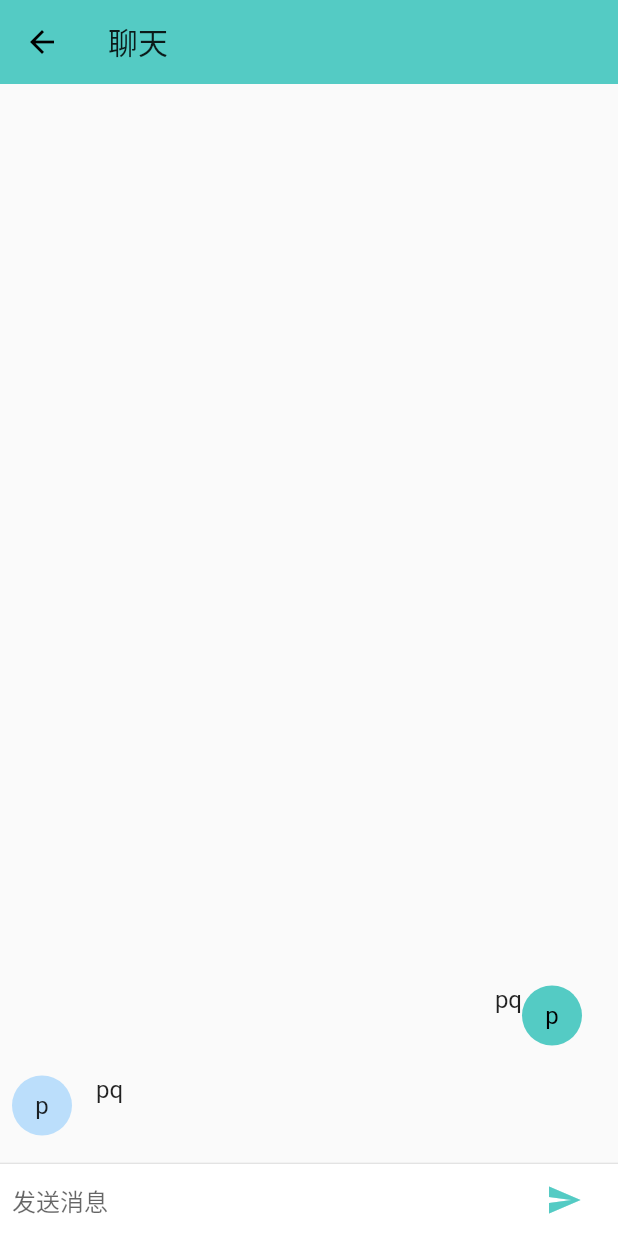
After one commit to PasserbyQ/flutter_boss, a Flutter app: the ChatScreen screen opened by its route, after a tap on the "send" icon, on a phone screen of 412 x 824 dp. The commit adds this screen. Run offline on Flutter 3.47's test engine with Material 2 defaults, Android fonts, the light colour scheme and no system bars; our stand-ins replace dio, flutter_easyrefresh; missing offline and left inert: barcode_scan; network calls fail; statements that could not run were skipped.

Commit message:
启动页、简单聊天界面

```diff
--- a/demo_flutter_boss/lib/Tabs.dart
+++ b/demo_flutter_boss/lib/Tabs.dart
@@ -1,7 +1,7 @@
 import 'package:demo_flutter_boss/common/config/config.dart';
 import 'package:demo_flutter_boss/widgets/company/company_page.dart';
 import 'package:demo_flutter_boss/widgets/job/job_page.dart';
-import 'package:demo_flutter_boss/widgets/message/MessagePage.dart';
+import 'package:demo_flutter_boss/widgets/message/message_page.dart';
 import 'package:demo_flutter_boss/widgets/my/my_page.dart';
 import 'package:flutter/cupertino.dart';
 import 'package:flutter/material.dart';
--- a/demo_flutter_boss/lib/routers/Routes.dart
+++ b/demo_flutter_boss/lib/routers/Routes.dart
@@ -1,6 +1,7 @@
 import 'package:demo_flutter_boss/tabs.dart';
 import 'package:demo_flutter_boss/widgets/company/company_detail_page.dart';
 import 'package:demo_flutter_boss/widgets/job/job_detail_page.dart';
+import 'package:demo_flutter_boss/widgets/message/chat_screen.dart';
 import 'package:flutter/material.dart';
 
 // 配置路由
@@ -8,7 +9,7 @@ final routes = {
   '/main': (context) => Tabs(),
   '/jobDetail': (context) => JobDetailPage(),
   '/companyDetail': (context) => CompanyDetailPage(),
-
+  'chat': (context) => ChatScreen(),
 };
 
 //监听处理
--- /dev/null
+++ b/demo_flutter_boss/lib/widgets/message/chat_left_message.dart
@@ -0,0 +1,49 @@
+import 'package:flutter/material.dart';
+import 'package:flutter/widgets.dart';
+
+const String _name = "pq";
+
+class ChatLeftMessage extends StatelessWidget {
+
+  const ChatLeftMessage({Key key, this.text, this.animationController}) : super(key: key);
+
+  final String text;
+  final AnimationController animationController;
+
+  @override
+  Widget build(BuildContext context) {
+    // TODO: implement build
+    return SizeTransition(
+      sizeFactor: CurvedAnimation(
+        parent: animationController,
+        curve: Curves.easeOut
+      ),
+      axisAlignment: 0.0,
+      child: Container(
+        margin: const EdgeInsets.symmetric(vertical: 10.0),
+        child: Row(
+          crossAxisAlignment: CrossAxisAlignment.start,
+          children: <Widget>[
+            new Container(
+              margin: const EdgeInsets.only(right: 16.0),
+              child: new CircleAvatar(child: new Text(_name[0])),
+            ),
+            new Column(
+              crossAxisAlignment: CrossAxisAlignment.start,
+              children: <Widget>[
+                new Text(_name, style: Theme.of(context).textTheme.subhead),
+                new Container(
+                  margin: const EdgeInsets.only(top: 5.0),
+                  child: new Text(text),
+                )
+              ]
+            )
+          ],
+        ),
+      ),
+
+    );
+  }
+
+
+}
--- /dev/null
+++ b/demo_flutter_boss/lib/widgets/message/chat_right_message.dart
@@ -0,0 +1,53 @@
+
+import 'package:demo_flutter_boss/common/config/config.dart';
+import 'package:flutter/material.dart';
+import 'package:flutter/widgets.dart';
+
+const String _name = "pq";
+
+class ChatRightMessage extends StatelessWidget {
+
+  const ChatRightMessage({Key key, this.text, this.animationController}) : super(key: key);
+
+  final String text;
+  final AnimationController animationController;
+
+  @override
+  Widget build(BuildContext context) {
+    // TODO: implement build
+    return SizeTransition(
+      sizeFactor: CurvedAnimation(
+        parent: animationController,
+        curve: Curves.easeOut
+      ),
+      axisAlignment: 0.0,
+      child: Container(
+        margin: const EdgeInsets.symmetric(vertical: 10.0),
+        child: Row(
+          mainAxisAlignment: MainAxisAlignment.end,
+          crossAxisAlignment: CrossAxisAlignment.start,
+          children: <Widget>[
+            new Column(
+              crossAxisAlignment: CrossAxisAlignment.end,
+              children: <Widget>[
+                new Text(_name, style: Theme.of(context).textTheme.subhead),
+                new Container(
+                  margin: const EdgeInsets.only(top: 5.0),
+                  child: new Text(text),
+                )
+              ]
+            ),
+            new Container(
+              margin: const EdgeInsets.only(right: 16.0),
+              child: new CircleAvatar(backgroundColor: Config.GREEN_COLOR,child: new Text(_name[0],style: TextStyle(color: Colors.black),)),
+            )
+
+          ],
+        ),
+      ),
+
+    );
+  }
+
+
+}
--- /dev/null
+++ b/demo_flutter_boss/lib/widgets/message/chat_screen.dart
@@ -0,0 +1,106 @@
+import 'package:demo_flutter_boss/common/config/config.dart';
+import 'package:flutter/material.dart';
+
+import 'chat_right_message.dart';
+import 'chat_left_message.dart';
+
+class ChatScreen extends StatefulWidget {
+  @override
+  State<StatefulWidget> createState() {
+    // TODO: implement createState
+    return _ChatScreenState();
+  }
+}
+
+class _ChatScreenState extends State<ChatScreen> with TickerProviderStateMixin {
+  final TextEditingController _textController = TextEditingController();
+  final List<Widget> _messages = <Widget>[];
+
+  @override
+  void dispose() {
+    // TODO: implement dispose
+    _textController.dispose();
+    for (ChatRightMessage message in _messages)
+      message.animationController.dispose();
+    super.dispose();
+  }
+
+  @override
+  Widget build(BuildContext context) {
+    // TODO: implement build
+    return Scaffold(
+      appBar: AppBar(
+        elevation: 0.0,
+        title: Text("聊天"),
+      ),
+      body: Container(
+          child: Column(
+            children: <Widget>[
+              Flexible(
+                child: ListView.builder(
+                  padding: new EdgeInsets.all(8.0),
+                  reverse: true,
+                  itemBuilder: (_, int index) => _messages[index],
+                  itemCount: _messages.length,
+                ),
+              ),
+              new Divider(height: 1.0),
+              new Container(
+                decoration: new BoxDecoration(
+                  color: Theme.of(context).cardColor,
+                ),
+                child: _buildTextComposer(),
+              )
+            ],
+          ),
+          decoration: Theme.of(context).platform == TargetPlatform.iOS
+              ? new BoxDecoration(
+                  border:
+                      new Border(top: new BorderSide(color: Colors.grey[200])))
+              : null),
+    );
+  }
+
+  Widget _buildTextComposer() {
+    return new Container(
+        margin: const EdgeInsets.symmetric(horizontal: 8.0),
+        child: new Row(children: <Widget>[
+          new Flexible(
+              child: new TextField(
+            controller: _textController,
+            onSubmitted: _handleSubmitted,
+            decoration: new InputDecoration.collapsed(hintText: '发送消息'),
+          )),
+          new Container(
+            margin: new EdgeInsets.symmetric(horizontal: 4.0),
+            child: new IconButton(
+                icon: new Icon(
+                  Icons.send,
+                  color: Config.GREEN_COLOR,
+                ),
+                onPressed: () => _handleSubmitted(_textController.text)),
+          )
+        ]));
+  }
+
+  void _handleSubmitted(String text) {
+    _textController.clear();
+
+    ChatRightMessage message1 = new ChatRightMessage(
+        text: text,
+        animationController: new AnimationController(
+            duration: new Duration(milliseconds: 700), vsync: this));
+
+    ChatLeftMessage message2 = new ChatLeftMessage(
+        text: text,
+        animationController: new AnimationController(
+            duration: new Duration(milliseconds: 700), vsync: this));
+
+    setState(() {
+      _messages.insert(0, message1);
+      _messages.insert(0, message2);
+    });
+    message1.animationController.forward();
+    message2.animationController.forward();
+  }
+}
--- a/demo_flutter_boss/lib/widgets/message/MessagePage.dart
+++ b/demo_flutter_boss/lib/widgets/message/message_page.dart
@@ -1,4 +1,4 @@
-import 'package:demo_flutter_boss/widgets/message/MessageCell.dart';
+import 'package:demo_flutter_boss/widgets/message/message_cell.dart';
 import 'package:flutter/material.dart';
 
 class MessagePage extends StatefulWidget {
@@ -29,7 +29,9 @@ Widget _createListView(BuildContext context) {
   return ListView.builder(
     itemCount: 2,
     itemBuilder: (context,index) {
-        return new MessageCell();
+        return new MessageCell(onPressed: () {
+          Navigator.pushNamed(context, 'chat');
+        });
     },
   );
 }
```
Also changed, not shown: demo_flutter_boss/lib/widgets/message/MessageCell.dart (deleted, +0 -60 lines), demo_flutter_boss/lib/widgets/message/chat_message.dart (added, +50 -0 lines), demo_flutter_boss/lib/widgets/message/message_cell.dart (added, +68 -0 lines).
